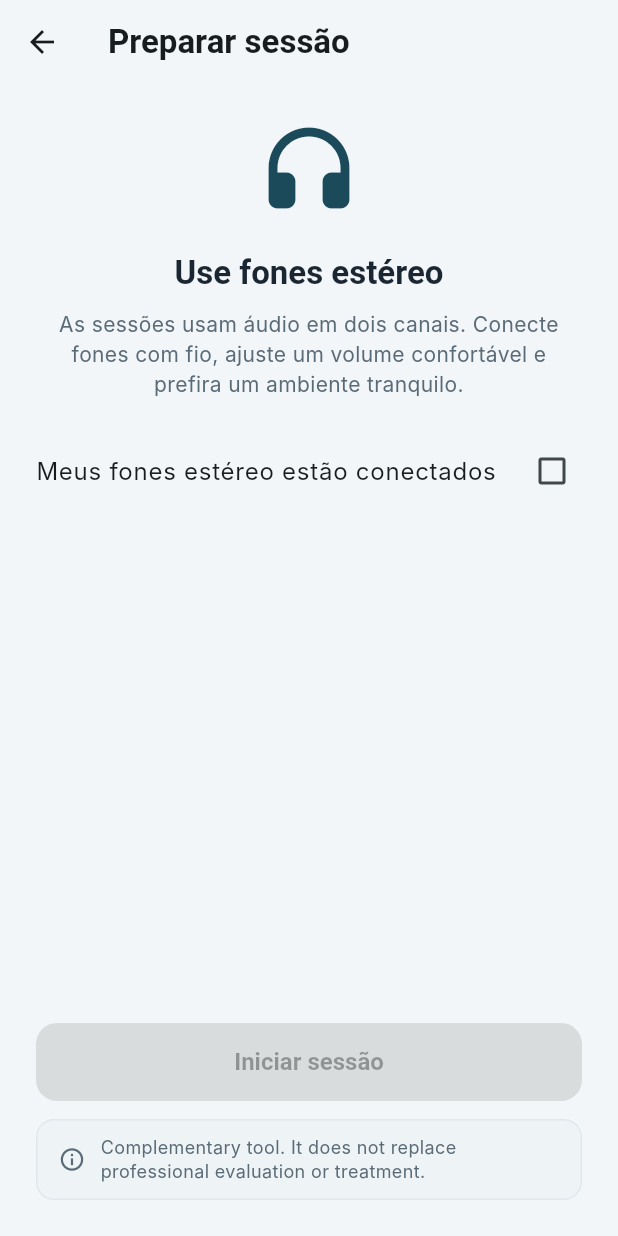
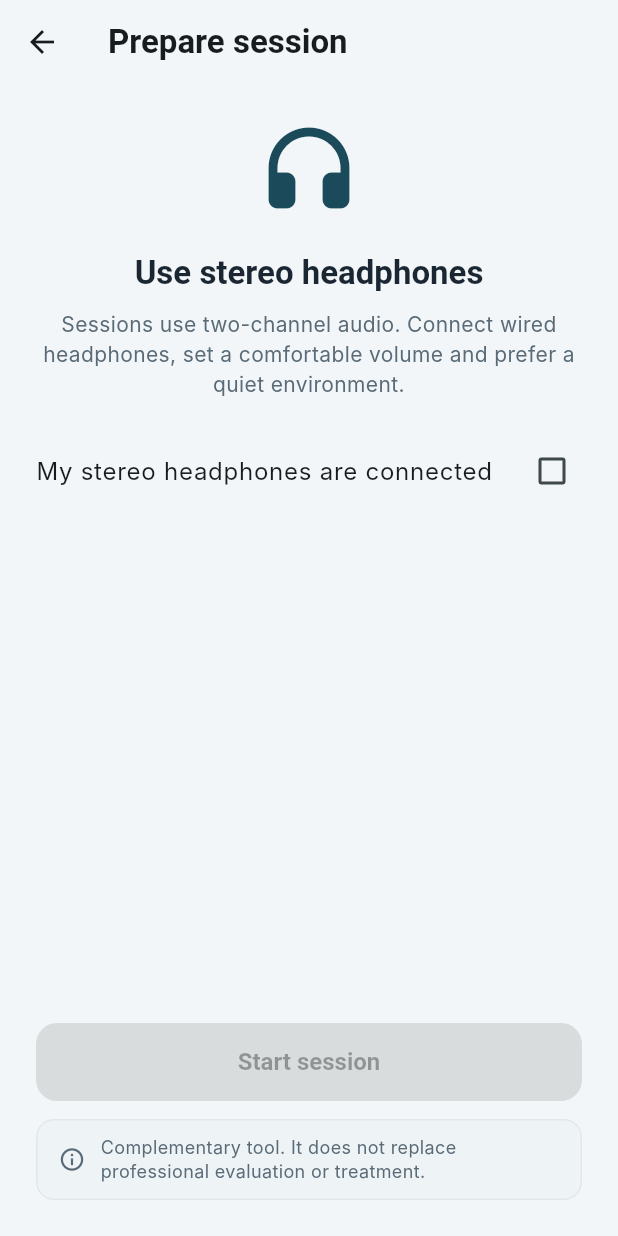
Before and after one commit to yh6k6hwbds-coder/sereno, a Flutter app: the HomeScreen screen opened directly, after a tap on "Start session", on a phone screen of 412 x 824 dp. Run offline on Flutter 3.47's test engine with Material 3 defaults, Android fonts, the phone set to English and light mode, and no system bars; our stand-ins replace flutter_secure_storage, just_audio; accounts and stored records are empty; Roboto replaces fonts that are missing (Fraunces, Inter).

Commit message:
feat(app): migra OTP, consentimento e preparo de sessao p/ i18n (E5/ADR-070)
Continua a migracao de telas para AppLocalizations (pt-BR/en). Strings pt-BR
mantidas identicas as originais -> testes existentes seguem verdes pelo fallback.

- app_localizations: novas chaves (OTP, fones, consentimento) em pt/en +
  consentSummary (lista) por locale; chave comum connectionError.
- otp_screen, headphone_check_screen, consent_screen migrados (titulos, prompts,
  labels, botoes, snackbars, resumo do TCLE).
- +2 widget tests (OTP pt/en; consentimento en).

Restam: telas de sessao (player/pos-sessao) e B2-B6.

Co-Authored-By: Claude Opus 4.8 <noreply@anthropic.com>

```diff
--- a/app/lib/features/session/headphone_check_screen.dart
+++ b/app/lib/features/session/headphone_check_screen.dart
@@ -1,6 +1,7 @@
 import 'package:flutter/material.dart';
 import '../../core/api_client.dart';
 import '../../core/theme.dart';
+import '../../l10n/app_localizations.dart';
 import '../../services/session_repository.dart';
 import '../../shared/disclaimer_banner.dart';
 import 'session_player_screen.dart';
@@ -28,7 +29,7 @@ class _HeadphoneCheckScreenState extends State<HeadphoneCheckScreen> {
     } on ApiException catch (e) {
       _snack(e.toString());
     } catch (_) {
-      _snack('Falha de conexão. Tente novamente.');
+      _snack(AppLocalizations.of(context).connectionError);
     } finally {
       if (mounted) setState(() => _loading = false);
     }
@@ -37,8 +38,10 @@ class _HeadphoneCheckScreenState extends State<HeadphoneCheckScreen> {
   void _snack(String m) => ScaffoldMessenger.of(context).showSnackBar(SnackBar(content: Text(m)));
 
   @override
-  Widget build(BuildContext context) => Scaffold(
-        appBar: AppBar(title: const Text('Preparar sessão'), backgroundColor: SerenoColors.paper, elevation: 0),
+  Widget build(BuildContext context) {
+    final t = AppLocalizations.of(context);
+    return Scaffold(
+      appBar: AppBar(title: Text(t.prepSession), backgroundColor: SerenoColors.paper, elevation: 0),
       body: SafeArea(
         child: Padding(
           padding: const EdgeInsets.fromLTRB(24, 8, 24, 24),
@@ -46,20 +49,19 @@ class _HeadphoneCheckScreenState extends State<HeadphoneCheckScreen> {
             const SizedBox(height: 12),
             const Icon(Icons.headphones_rounded, size: 72, color: SerenoColors.petrol),
             const SizedBox(height: 20),
-              Text('Use fones estéreo', textAlign: TextAlign.center,
+            Text(t.useStereoHeadphones, textAlign: TextAlign.center,
                 style: Theme.of(context).textTheme.titleLarge),
             const SizedBox(height: 10),
-              const Text(
-                'As sessões usam áudio em dois canais. Conecte fones com fio, ajuste um '
-                'volume confortável e prefira um ambiente tranquilo.',
+            Text(
+              t.headphoneBody,
               textAlign: TextAlign.center,
-                style: TextStyle(color: SerenoColors.muted, height: 1.4),
+              style: const TextStyle(color: SerenoColors.muted, height: 1.4),
             ),
             const SizedBox(height: 20),
             CheckboxListTile(
               value: _ok,
               onChanged: (v) => setState(() => _ok = v ?? false),
-                title: const Text('Meus fones estéreo estão conectados'),
+              title: Text(t.headphonesConnected),
               contentPadding: EdgeInsets.zero,
             ),
             const Spacer(),
@@ -67,7 +69,7 @@ class _HeadphoneCheckScreenState extends State<HeadphoneCheckScreen> {
               onPressed: (_ok && !_loading) ? _start : null,
               child: _loading
                   ? const SizedBox(height: 22, width: 22, child: CircularProgressIndicator(strokeWidth: 2, color: Colors.white))
-                    : const Text('Iniciar sessão'),
+                  : Text(t.startSession),
             ),
             const SizedBox(height: 12),
             const DisclaimerBanner(),
@@ -76,3 +78,4 @@ class _HeadphoneCheckScreenState extends State<HeadphoneCheckScreen> {
       ),
     );
   }
+}
--- a/app/lib/l10n/app_localizations.dart
+++ b/app/lib/l10n/app_localizations.dart
@@ -9,6 +9,8 @@ import 'package:flutter/widgets.dart';
 /// (elas só consomem `AppLocalizations.of(context)`).
 ///
 /// pt-BR é o idioma do piloto (padrão/fallback); `en` prova a internacionalização.
+/// As strings pt-BR são idênticas às originais das telas — assim widgets testados sem
+/// localização na árvore seguem passando pelo fallback pt-BR.
 class AppLocalizations {
   final Locale locale;
   const AppLocalizations(this.locale);
@@ -26,6 +28,9 @@ class AppLocalizations {
 
   static const Map<String, Map<String, String>> _values = {
     'pt': {
+      // Comuns
+      'connectionError': 'Falha de conexão. Tente novamente.',
+      // Home
       'greeting': 'Boa noite,',
       'ready': 'tudo pronto',
       'startSession': 'Iniciar sessão',
@@ -38,8 +43,32 @@ class AppLocalizations {
       'logout': 'Sair',
       'disclaimer':
           'Ferramenta complementar. Não substitui avaliação ou tratamento profissional.',
+      // Login/OTP
+      'otpRequestPrompt': 'Entre com o seu código de estudo para receber um código de acesso.',
+      'otpVerifyPrompt': 'Digite o código de 6 dígitos enviado ao seu e-mail.',
+      'otpStudyCodeLabel': 'Código de estudo',
+      'otpCodeLabel': 'Código',
+      'otpSendCode': 'Enviar código',
+      'otpEnter': 'Entrar',
+      'otpBack': 'Voltar',
+      'otpSent': 'Se o código de estudo existir, enviamos um código ao seu e-mail.',
+      // Preparar sessão (fones)
+      'prepSession': 'Preparar sessão',
+      'useStereoHeadphones': 'Use fones estéreo',
+      'headphoneBody': 'As sessões usam áudio em dois canais. Conecte fones com fio, ajuste um '
+          'volume confortável e prefira um ambiente tranquilo.',
+      'headphonesConnected': 'Meus fones estéreo estão conectados',
+      // Consentimento
+      'consentTitle': 'Termo de Consentimento',
+      'consentReadSummary': 'Leia o resumo em linguagem simples:',
+      'consentRead': 'Li e entendi as informações',
+      'consentAgree': 'Concordo em participar',
+      'consentLgpd': 'Autorizo o uso dos meus dados conforme a LGPD',
+      'consentContinue': 'Concordar e continuar',
+      'consentWithdraw': 'Você pode retirar o consentimento quando quiser.',
     },
     'en': {
+      'connectionError': 'Connection failed. Please try again.',
       'greeting': 'Good evening,',
       'ready': "you're all set",
       'startSession': 'Start session',
@@ -52,12 +81,52 @@ class AppLocalizations {
       'logout': 'Log out',
       'disclaimer':
           'Complementary tool. It does not replace professional evaluation or treatment.',
+      'otpRequestPrompt': 'Enter your study code to receive an access code.',
+      'otpVerifyPrompt': 'Enter the 6-digit code sent to your e-mail.',
+      'otpStudyCodeLabel': 'Study code',
+      'otpCodeLabel': 'Code',
+      'otpSendCode': 'Send code',
+      'otpEnter': 'Enter',
+      'otpBack': 'Back',
+      'otpSent': 'If the study code exists, we sent a code to your e-mail.',
+      'prepSession': 'Prepare session',
+      'useStereoHeadphones': 'Use stereo headphones',
+      'headphoneBody': 'Sessions use two-channel audio. Connect wired headphones, set a '
+          'comfortable volume and prefer a quiet environment.',
+      'headphonesConnected': 'My stereo headphones are connected',
+      'consentTitle': 'Consent Form',
+      'consentReadSummary': 'Read the plain-language summary:',
+      'consentRead': 'I have read and understood the information',
+      'consentAgree': 'I agree to participate',
+      'consentLgpd': 'I authorize the use of my data under the LGPD',
+      'consentContinue': 'Agree and continue',
+      'consentWithdraw': 'You can withdraw your consent at any time.',
     },
+  };
+
+  static const Map<String, List<String>> _consentSummary = {
+    'pt': [
+      'O estudo avalia um app de sessões de áudio (frequências binaurais) para relaxamento e sono.',
+      'Você fará questionários e sessões de ~20 min, com fones, por 4 semanas.',
+      'Os riscos são mínimos; você pode interromper e registrar qualquer desconforto.',
+      'Seus dados são tratados de forma confidencial e pseudonimizada (LGPD).',
+      'A participação é voluntária; você pode sair a qualquer momento, sem prejuízo.',
+    ],
+    'en': [
+      'The study evaluates an app of audio sessions (binaural beats) for relaxation and sleep.',
+      'You will complete questionnaires and ~20-min sessions, with headphones, over 4 weeks.',
+      'Risks are minimal; you may stop and report any discomfort.',
+      'Your data is handled confidentially and pseudonymized (LGPD).',
+      'Participation is voluntary; you may leave at any time, without penalty.',
+    ],
   };
 
   String _t(String key) =>
       _values[locale.languageCode]?[key] ?? _values['pt']![key] ?? key;
 
+  // Comuns
+  String get connectionError => _t('connectionError');
+  // Home
   String get greeting => _t('greeting');
   String get ready => _t('ready');
   String get startSession => _t('startSession');
@@ -69,6 +138,30 @@ class AppLocalizations {
   String get reportProblem => _t('reportProblem');
   String get logout => _t('logout');
   String get disclaimer => _t('disclaimer');
+  // Login/OTP
+  String get otpRequestPrompt => _t('otpRequestPrompt');
+  String get otpVerifyPrompt => _t('otpVerifyPrompt');
+  String get otpStudyCodeLabel => _t('otpStudyCodeLabel');
+  String get otpCodeLabel => _t('otpCodeLabel');
+  String get otpSendCode => _t('otpSendCode');
+  String get otpEnter => _t('otpEnter');
+  String get otpBack => _t('otpBack');
+  String get otpSent => _t('otpSent');
+  // Preparar sessão
+  String get prepSession => _t('prepSession');
+  String get useStereoHeadphones => _t('useStereoHeadphones');
+  String get headphoneBody => _t('headphoneBody');
+  String get headphonesConnected => _t('headphonesConnected');
+  // Consentimento
+  String get consentTitle => _t('consentTitle');
+  String get consentReadSummary => _t('consentReadSummary');
+  String get consentRead => _t('consentRead');
+  String get consentAgree => _t('consentAgree');
+  String get consentLgpd => _t('consentLgpd');
+  String get consentContinue => _t('consentContinue');
+  String get consentWithdraw => _t('consentWithdraw');
+  List<String> get consentSummary =>
+      _consentSummary[locale.languageCode] ?? _consentSummary['pt']!;
 }
 
 class _AppLocalizationsDelegate extends LocalizationsDelegate<AppLocalizations> {
```
Also changed, not shown: app/lib/features/auth/otp_screen.dart (+9 -9 lines), app/lib/features/consent/consent_screen.dart (+13 -20 lines), 2 other files. Lines whose indentation alone changed are shown as unchanged.
